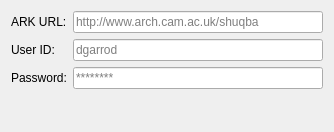
Qt form ark/gui/ui/server_widget_base.ui (lparchaeology/ArkPlan) before a commit.
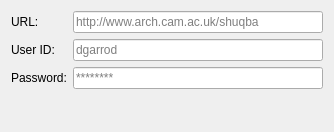
The same form after that commit.

Diff of the .ui file:
```diff
--- a/ark/gui/ui/server_widget_base.ui
+++ b/ark/gui/ui/server_widget_base.ui
@@ -67,7 +67,7 @@
    <item row="0" column="0">
     <widget class="QLabel" name="urlLabel">
      <property name="text">
-      <string>ARK URL:</string>
+      <string>URL:</string>
      </property>
      <property name="alignment">
       <set>Qt::AlignJustify|Qt::AlignVCenter</set>
```
Left out of the diff: 5 changed lines with no effect on the pictures.
